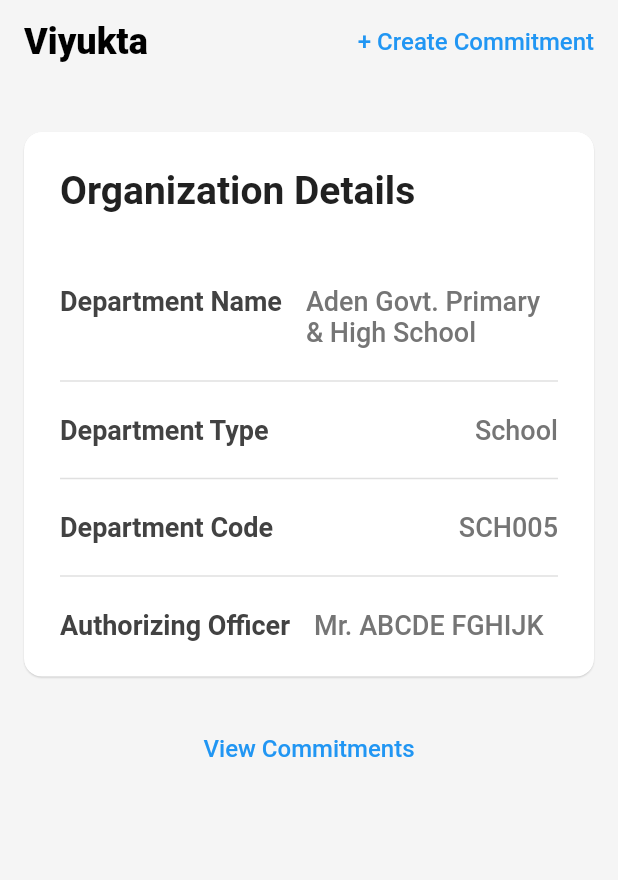
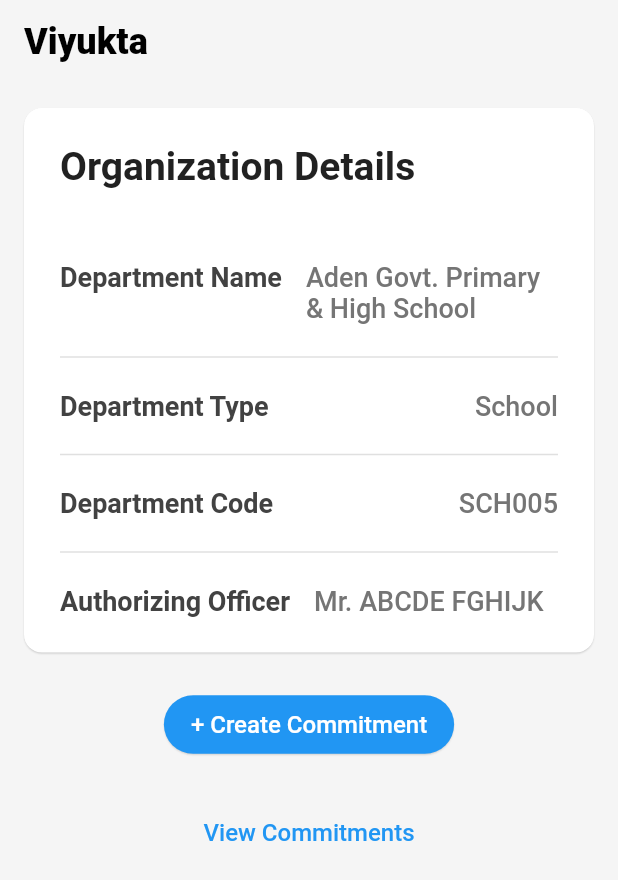
Before and after one commit to vigneshksaithal/viyukta, a Flutter app: the screen it shows after launch, on a phone screen of 412 x 824 dp. Shown: the top 880 px of the screen. Run offline on Flutter 3.47's test engine with Material 2 defaults, Android fonts, the phone set to English and light mode, and no system bars; our stand-ins replace flutter_riverpod, hive_flutter, page_transition; missing offline and left inert: encrypt, flutter_sms, protobuf; accounts and stored records are empty.

Commit message:
Redesign HomePage

```diff
--- a/lib/pages/home_page/home_page.dart
+++ b/lib/pages/home_page/home_page.dart
@@ -13,20 +13,6 @@ class HomePage extends StatelessWidget {
       appBar: AppBar(
         title: const Text('Viyukta'),
         automaticallyImplyLeading: true,
-        actions: [
-          TextButton(
-            onPressed: () {
-              Navigator.push(
-                context,
-                PageTransition(
-                  type: PageTransitionType.rightToLeftWithFade,
-                  child: const CommitmentForm(),
-                ),
-              );
-            },
-            child: const Text('+ Create Commitment'),
-          ),
-        ],
       ),
       body: SafeArea(
         child: Container(
@@ -38,25 +24,20 @@ class HomePage extends StatelessWidget {
           child: Column(
             crossAxisAlignment: CrossAxisAlignment.center,
             children: [
-              // Row(
-              //   mainAxisAlignment: MainAxisAlignment.end,
-              //   children: [
-              //     ElevatedButton(
-              //       onPressed: () {
-              //         Navigator.push(
-              //           context,
-              //           PageTransition(
-              //             type: PageTransitionType.rightToLeftWithFade,
-              //             child: const CommitmentForm(),
-              //           ),
-              //         );
-              //       },
-              //       child: const Text('+ Create Commitment'),
-              //     ),
-              //   ],
-              // ),
-              const SizedBox(height: 16.0),
               const OrganizationDetailsCard(),
+              const SizedBox(height: 24.0),
+              ElevatedButton(
+                onPressed: () {
+                  Navigator.push(
+                    context,
+                    PageTransition(
+                      type: PageTransitionType.rightToLeftWithFade,
+                      child: const CommitmentForm(),
+                    ),
+                  );
+                },
+                child: const Text('+ Create Commitment'),
+              ),
               const SizedBox(height: 24.0),
               TextButton(
                 onPressed: () {
```
